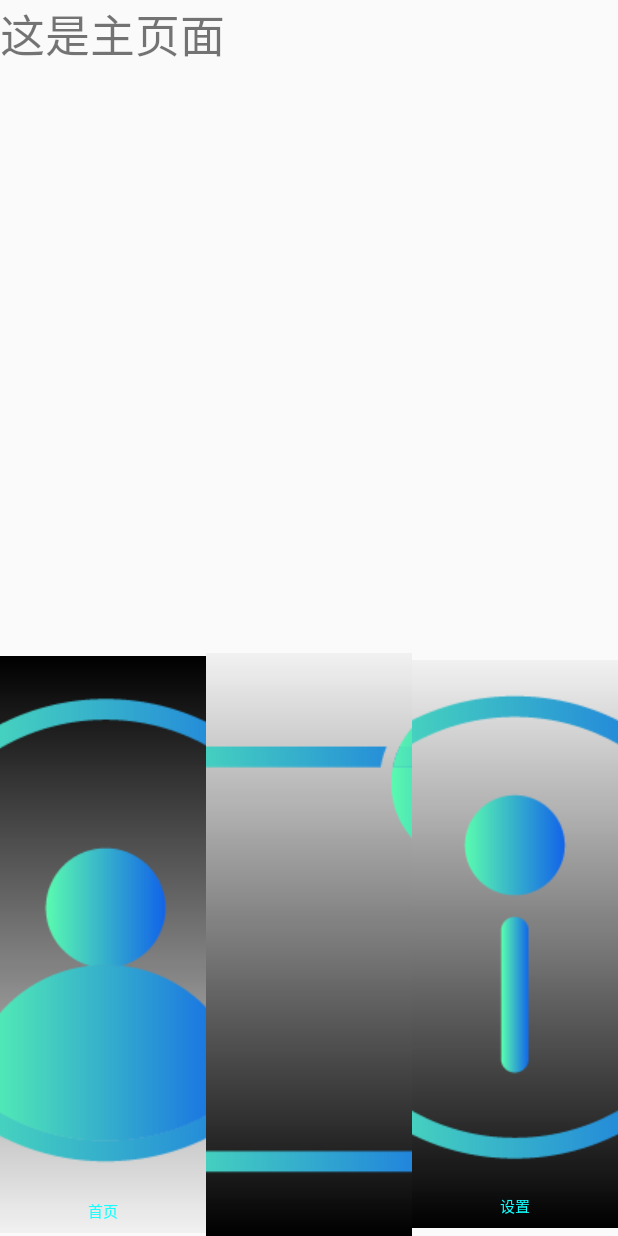
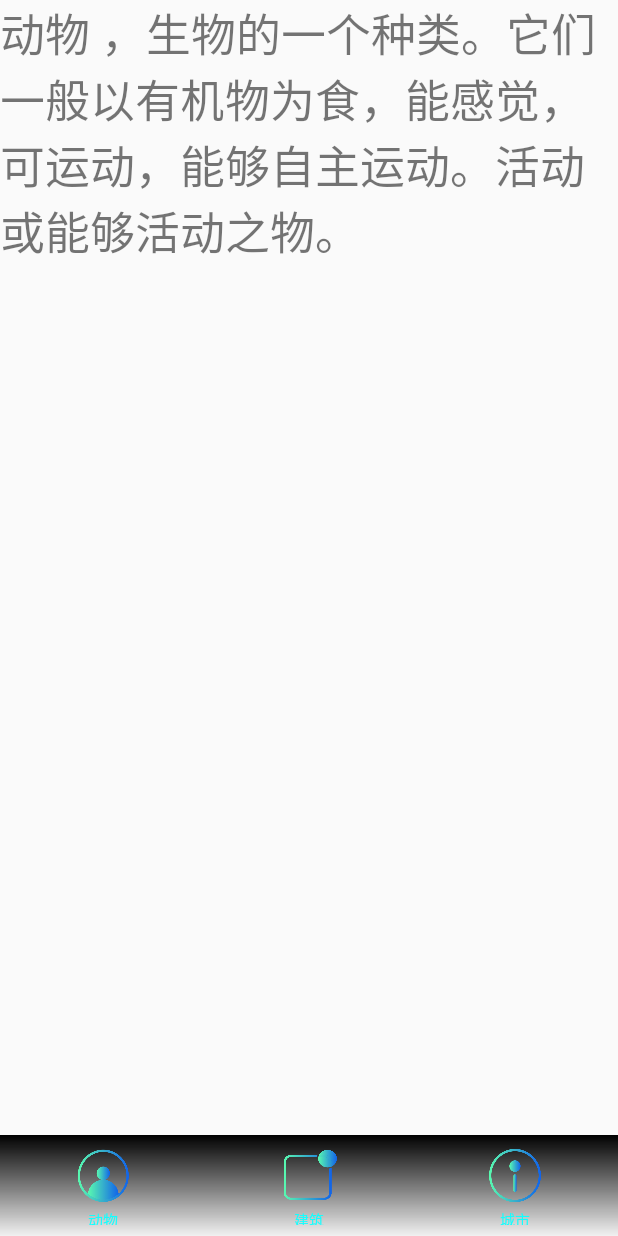
Before and after one commit to xiaoming1345/First, an Android app: the screen it shows after launch (FrameActivity), on a phone screen of 412 x 824 dp. Run offline under Robolectric (Android 15) with nearby library versions, the phone set to English and light mode, and no system bars.

Commit message:
fragment修改

```diff
--- a/app/src/main/java/cn/edu/swufe/first/FrameActivity.java
+++ b/app/src/main/java/cn/edu/swufe/first/FrameActivity.java
@@ -1,5 +1,6 @@
 package cn.edu.swufe.first;
 
+import android.graphics.drawable.Drawable;
 import android.os.Bundle;
 import android.support.v4.app.Fragment;
 import android.support.v4.app.FragmentActivity;
@@ -32,9 +33,25 @@ public class FrameActivity extends FragmentActivity {
         fragmentTransaction.show(mFragments[0]).commit();
 
         rbtHome = findViewById(R.id.radioHome);
+        Drawable drawable1 = getResources().getDrawable(R.drawable.a);//找到图片
+        drawable1.setBounds(0, 0, 60, 60);//最关键的一步，给图片设置大小,4个参数分别是左上右下，我看好多人对这个左上右下不理解，看下源码
+        rbtHome.setCompoundDrawables(null, drawable1, null, null);
+        rbtHome.setBackgroundResource(R.drawable.shape3);
+
         rbtFunc = findViewById(R.id.radioFunc);
+        Drawable drawable2 = getResources().getDrawable(R.drawable.b);//找到图片
+        drawable2.setBounds(0, 0, 60, 60);//最关键的一步，给图片设置大小,4个参数分别是左上右下，我看好多人对这个左上右下不理解，看下源码
+        rbtFunc.setCompoundDrawables(null, drawable2, null, null);
+        rbtFunc.setBackgroundResource(R.drawable.shape3);
+
         rbtSetting = findViewById(R.id.radioSetting);
-        rbtHome.setBackgroundResource(R.drawable.shape3);
+        Drawable drawable3 = getResources().getDrawable(R.drawable.c);//找到图片
+        drawable3.setBounds(0, 0, 60, 60);//最关键的一步，给图片设置大小,4个参数分别是左上右下，我看好多人对这个左上右下不理解，看下源码
+        rbtSetting.setCompoundDrawables(null, drawable3, null, null);
+        rbtSetting.setBackgroundResource(R.drawable.shape3);
+
+
+
 
         radioGroup = findViewById(R.id.bottomGroup);
         radioGroup.setOnCheckedChangeListener(new RadioGroup.OnCheckedChangeListener() {
@@ -54,11 +71,11 @@ public class FrameActivity extends FragmentActivity {
                         break;
                     case R.id.radioFunc:
                         fragmentTransaction.show(mFragments[1]).commit();
-                        rbtHome.setBackgroundResource(R.drawable.shape3);
+                        rbtFunc.setBackgroundResource(R.drawable.shape3);
                         break;
                     case R.id.radioSetting:
                         fragmentTransaction.show(mFragments[2]).commit();
-                        rbtHome.setBackgroundResource(R.drawable.shape3);
+                        rbtSetting.setBackgroundResource(R.drawable.shape3);
                         break;
                     default:
                         break;
--- a/app/src/main/java/cn/edu/swufe/first/FuncFragment.java
+++ b/app/src/main/java/cn/edu/swufe/first/FuncFragment.java
@@ -20,6 +20,6 @@ public class FuncFragment extends Fragment {
     public void onActivityCreated(Bundle savedInstanceState){
         super.onActivityCreated(savedInstanceState);
         TextView tv = (TextView)getView().findViewById(R.id.funcTextView1);
-        tv.setText("这是功能页面");
+        tv.setText("建筑是建筑物与构筑物的总称，是人们为了满足社会生活需要，利用所掌握的物质技术手段，并运用一定的科学规律、风水理念和美学法则创造的人工环境。");
     }
 }
--- a/app/src/main/java/cn/edu/swufe/first/HomeFragment.java
+++ b/app/src/main/java/cn/edu/swufe/first/HomeFragment.java
@@ -19,7 +19,7 @@ public class HomeFragment extends Fragment {
     @Override
     public void onActivityCreated(Bundle savedInstanceState){
         super.onActivityCreated(savedInstanceState);
-        TextView tv = (TextView)getView().findViewById(R.id.homeTextView1);
-        tv.setText("这是主页面");
+        TextView tv = getView().findViewById(R.id.homeTextView1);
+        tv.setText("动物 ，生物的一个种类。它们一般以有机物为食，能感觉，可运动，能够自主运动。活动或能够活动之物。");
     }
 }
--- a/app/src/main/java/cn/edu/swufe/first/SettingFragment.java
+++ b/app/src/main/java/cn/edu/swufe/first/SettingFragment.java
@@ -19,7 +19,9 @@ public class SettingFragment extends Fragment {
     @Override
     public void onActivityCreated(Bundle savedInstanceState){
         super.onActivityCreated(savedInstanceState);
-        TextView tv = (TextView)getView().findViewById(R.id.settingTextView1);
-        tv.setText("这是设置页面");
+        TextView tv = getView().findViewById(R.id.settingTextView1);
+        tv.setText("城市也叫城市聚落，是以非农业产业和非农业人口集聚形成的较大居民点。" +
+                "人口较稠密的地区称为城市，一般包括了住宅区、工业区和商业区并且具备行政管辖功能。" +
+                "城市的行政管辖功能可能涉及较其本身更广泛的区域，其中有居民区、街道、医院、学校、公共绿地、写字楼、商业卖场、广场、公园等公共设施。");
     }
 }
--- a/app/src/main/res/layout/activity_fragment.xml
+++ b/app/src/main/res/layout/activity_fragment.xml
@@ -12,7 +12,7 @@
         android:layout_height="match_parent"
         android:id="@+id/fragment_main"
         android:name="cn.edu.swufe.first.HomeFragment"
-        android:layout_weight="10"/>
+        android:layout_weight="10" />
 
     <fragment
         android:layout_width="match_parent"
@@ -34,21 +34,26 @@
         android:layout_height="wrap_content"
         android:layout_weight="0.5"
         android:orientation="horizontal">
+
         <RadioButton
+            android:id="@+id/radioHome"
             style="@style/rg_btn_style"
-            android:id="@+id/radioHome"
-            android:text="@string/rdo_home_label"
-            android:drawableTop="@drawable/a"/>
+            android:layout_height="match_parent"
+            android:drawableTop="@drawable/a"
+            android:text="@string/rdo_home_label" />
+
         <RadioButton
+            android:id="@+id/radioFunc"
             style="@style/rg_btn_style"
-            android:id="@+id/radioFunc"
-            android:text="@string/rdo_func_label"
-            android:drawableTop="@drawable/b"/>
+            android:drawableTop="@drawable/b"
+            android:text="@string/rdo_func_label" />
+
         <RadioButton
+            android:id="@+id/radioSetting"
             style="@style/rg_btn_style"
-            android:id="@+id/radioSetting"
-            android:text="@string/rdo_setting_label"
-            android:drawableTop="@drawable/c"/>
+            android:drawableTop="@drawable/c"
+            android:text="@string/rdo_setting_label" />
     </RadioGroup>
 
+
 </LinearLayout>
--- a/app/src/main/res/values/strings.xml
+++ b/app/src/main/res/values/strings.xml
@@ -17,8 +17,8 @@
     <string name="btn_return_label" tools:ignore="MissingTranslation">return</string>
     <string name="btn_set_label" tools:ignore="MissingTranslation">setting</string>
     <string name="label_open_list" tools:ignore="MissingTranslation">OpenList</string>
-    <string name="rdo_home_label" tools:ignore="MissingTranslation">首页</string>
-    <string name="rdo_func_label" tools:ignore="MissingTranslation">功能</string>
-    <string name="rdo_setting_label" tools:ignore="MissingTranslation">设置</string>
+    <string name="rdo_home_label" tools:ignore="MissingTranslation">动物</string>
+    <string name="rdo_func_label" tools:ignore="MissingTranslation">建筑</string>
+    <string name="rdo_setting_label" tools:ignore="MissingTranslation">城市</string>
 
 </resources>
```
